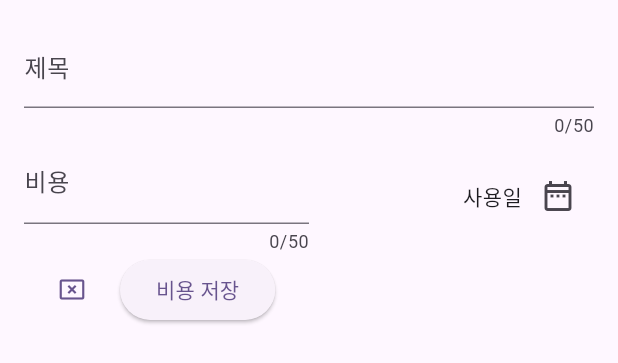
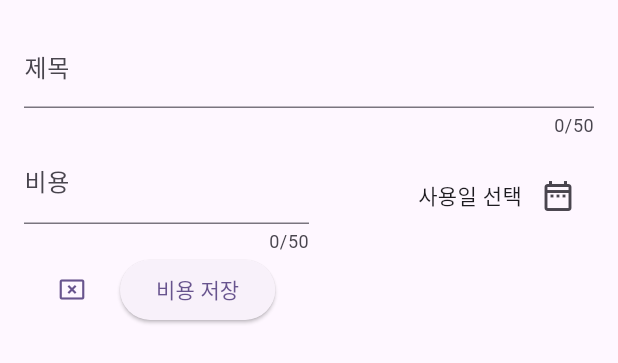
Before and after one commit to beetrbgus/2023-Flutter------, a Flutter app: the ModalExpenseAdd widget shown alone on an empty page, opened directly, on a phone screen of 412 x 824 dp. Shown: the top 363 px of the screen. Run offline on Flutter 3.47's test engine with Material 3 defaults, Android fonts, the phone set to English and light mode, and no system bars; our stand-ins replace google_fonts.

Commit message:
feat - 선택 날짜 값 입력

```diff
--- a/expense_tracker/lib/widgets/modal_expense_add.dart
+++ b/expense_tracker/lib/widgets/modal_expense_add.dart
@@ -1,6 +1,9 @@
 import 'dart:math';
 
 import 'package:flutter/material.dart';
+import 'package:intl/intl.dart';
+
+final dateformatter = DateFormat("yyyy-MM-dd");
 
 class ModalExpenseAdd extends StatefulWidget {
   const ModalExpenseAdd({super.key});
@@ -13,16 +16,21 @@ class _ModalExpenseAdd extends State<ModalExpenseAdd> {
   // 텍스트 필드에 값으로 전달되는 값을 저장하는 것을 알아서 해 줌.
   final _titleController = TextEditingController();
   final _amountController = TextEditingController();
-  void _presentDatePicker() {
+  DateTime? _selectedDate;
+  void _presentDatePicker() async {
     final now = DateTime.now();
     final firstDate = DateTime(now.year - 1, now.month, now.day);
 
-    showDatePicker(
+    final pickedDate = await showDatePicker(
       context: context,
       initialDate: now,
       firstDate: firstDate,
       lastDate: now,
     );
+
+    setState(() {
+      _selectedDate = pickedDate;
+    });
   }
 
   //initState와 build와 비슷하다. StatefulWidget의 생명주기의 일부분이다.
@@ -71,7 +79,11 @@ class _ModalExpenseAdd extends State<ModalExpenseAdd> {
                   mainAxisAlignment: MainAxisAlignment.end,
                   crossAxisAlignment: CrossAxisAlignment.center,
                   children: [
-                    const Text("사용일"),
+                    Text(
+                      _selectedDate == null
+                          ? "사용일 선택"
+                          : dateformatter.format(_selectedDate!),
+                    ),
                     IconButton(
                       onPressed: _presentDatePicker,
                       icon: const Icon(
```
